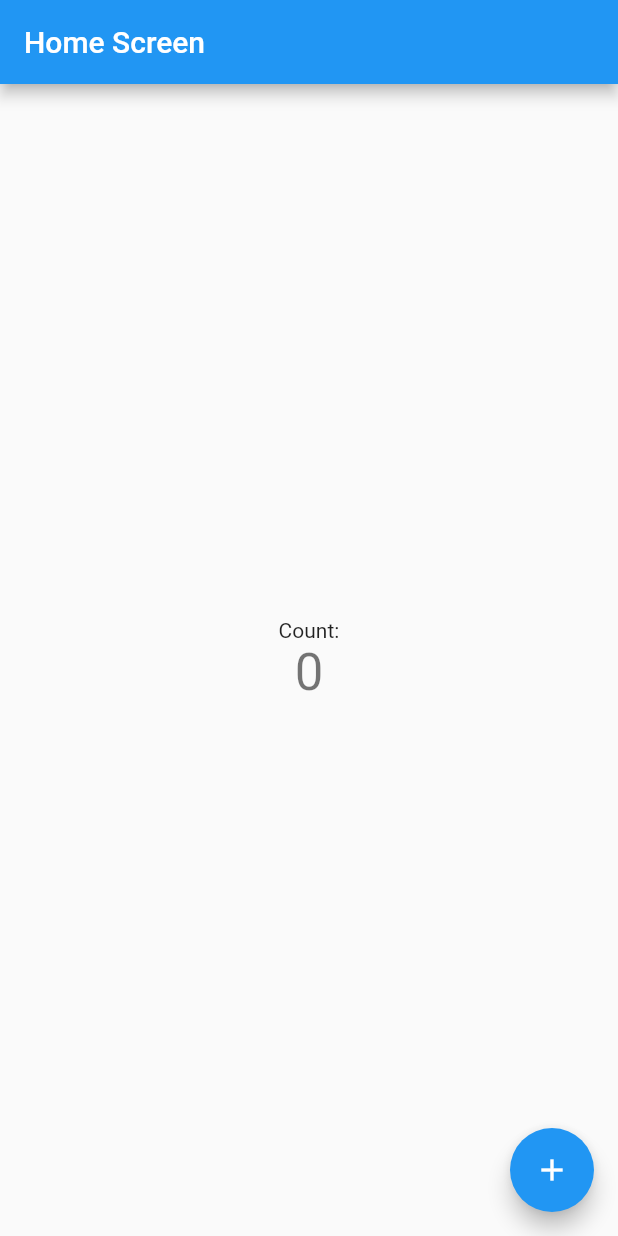
After one commit to alibaransel/flutter_with_git, a Flutter app: the screen it shows after launch, on a phone screen of 412 x 824 dp. The commit adds this screen. Run offline on Flutter 3.47's test engine with Material 2 defaults, Android fonts, the light colour scheme and no system bars.

Commit message:
Home screen separated

```diff
--- /dev/null
+++ b/lib/home_screen.dart
@@ -0,0 +1,46 @@
+import 'package:flutter/material.dart';
+
+class HomeScreen extends StatefulWidget {
+  const HomeScreen({super.key});
+
+  @override
+  State<HomeScreen> createState() => _HomeScreenState();
+}
+
+class _HomeScreenState extends State<HomeScreen> {
+  int _counter = 0;
+
+  void _incrementCounter() {
+    setState(() {
+      _counter++;
+    });
+  }
+
+  @override
+  Widget build(BuildContext context) {
+    return Scaffold(
+      appBar: AppBar(
+        title: const Text("Home Screen"),
+      ),
+      body: Center(
+        child: Column(
+          mainAxisAlignment: MainAxisAlignment.center,
+          children: <Widget>[
+            const Text(
+              'Count:',
+            ),
+            Text(
+              '$_counter',
+              style: Theme.of(context).textTheme.headline4,
+            ),
+          ],
+        ),
+      ),
+      floatingActionButton: FloatingActionButton(
+        onPressed: _incrementCounter,
+        tooltip: 'Increment',
+        child: const Icon(Icons.add),
+      ),
+    );
+  }
+}
--- a/lib/main.dart
+++ b/lib/main.dart
@@ -1,11 +1,12 @@
 import 'package:flutter/material.dart';
+import 'package:flutter_with_git/home_screen.dart';
 
 void main() {
-  runApp(const MyApp());
+  runApp(const App());
 }
 
-class MyApp extends StatelessWidget {
-  const MyApp({super.key});
+class App extends StatelessWidget {
+  const App({super.key});
 
   @override
   Widget build(BuildContext context) {
@@ -14,54 +15,7 @@ class MyApp extends StatelessWidget {
       theme: ThemeData(
         primarySwatch: Colors.blue,
       ),
-      home: const MyHomePage(title: 'Home Screen'),
+      home: const HomeScreen(),
     );
   }
 }
-
-class MyHomePage extends StatefulWidget {
-  const MyHomePage({super.key, required this.title});
-
-  final String title;
-
-  @override
-  State<MyHomePage> createState() => _MyHomePageState();
-}
-
-class _MyHomePageState extends State<MyHomePage> {
-  int _counter = 0;
-
-  void _incrementCounter() {
-    setState(() {
-      _counter++;
-    });
-  }
-
-  @override
-  Widget build(BuildContext context) {
-    return Scaffold(
-      appBar: AppBar(
-        title: Text(widget.title),
-      ),
-      body: Center(
-        child: Column(
-          mainAxisAlignment: MainAxisAlignment.center,
-          children: <Widget>[
-            const Text(
-              'Count:',
-            ),
-            Text(
-              '$_counter',
-              style: Theme.of(context).textTheme.headline4,
-            ),
-          ],
-        ),
-      ),
-      floatingActionButton: FloatingActionButton(
-        onPressed: _incrementCounter,
-        tooltip: 'Increment',
-        child: const Icon(Icons.add),
-      ),
-    );
-  }
-}
```
Also changed, not shown: 1 other file.
